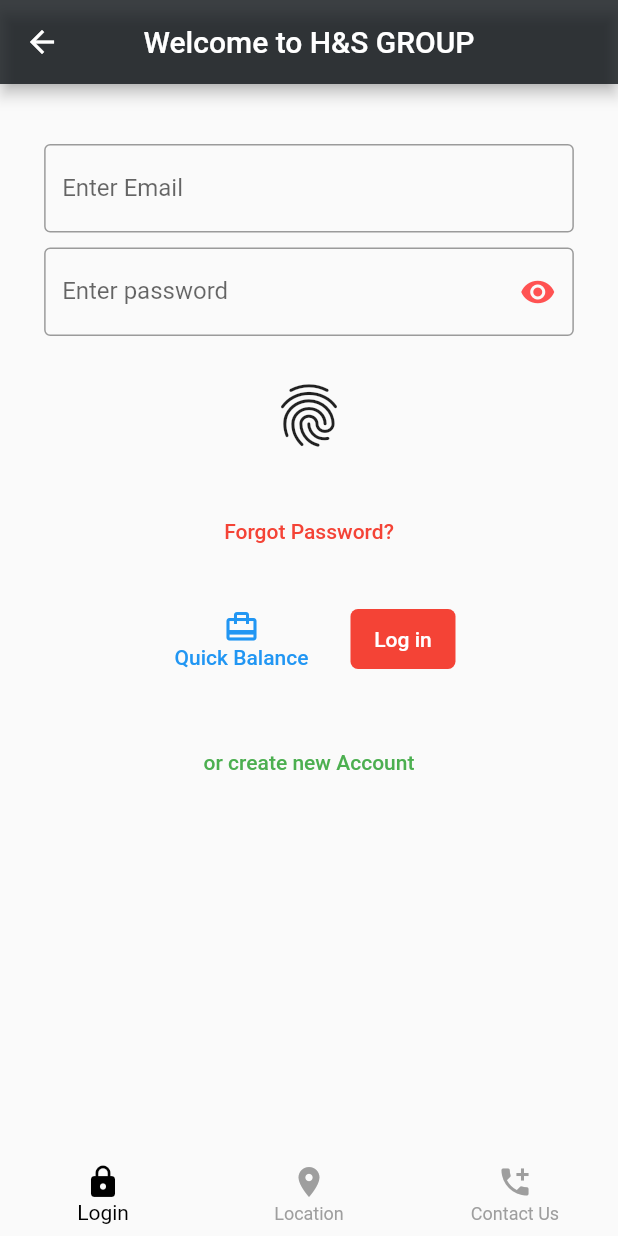
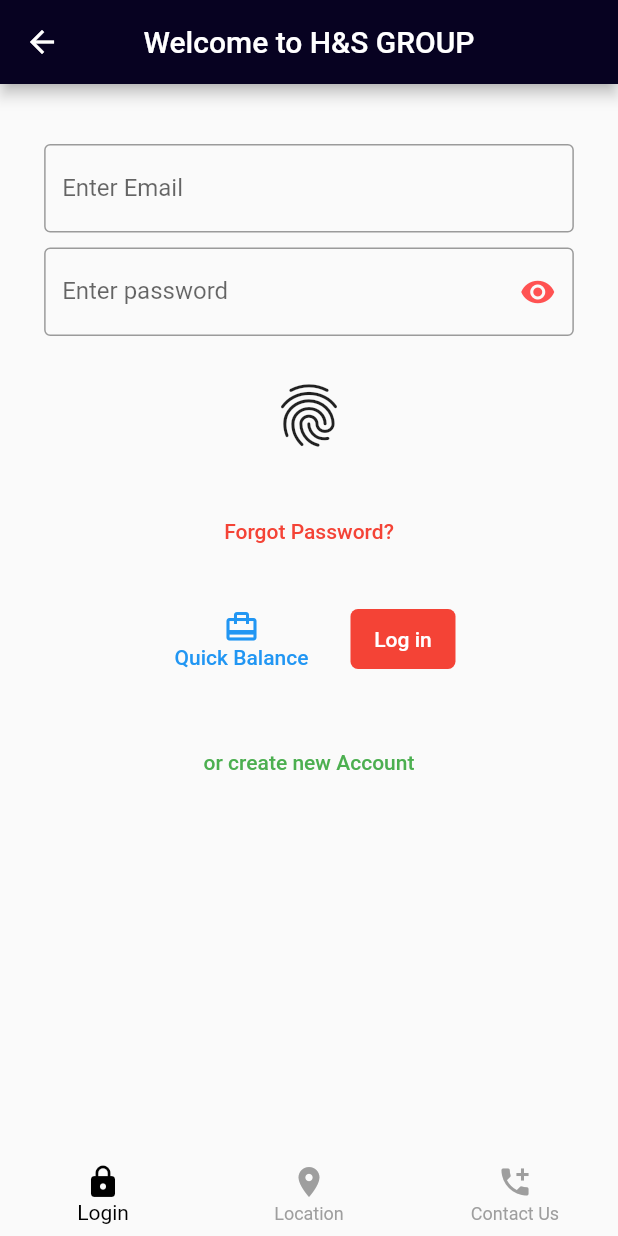
Before and after one commit to Amba-Digital-Marketing/hsapp2, a Flutter app: the HomeWidget screen opened by its route, on a phone screen of 412 x 824 dp. Run offline on Flutter 3.47's test engine with Material 2 defaults, Android fonts, the phone set to English and light mode, and no system bars; our stand-ins replace country_code_picker.

Commit message:
Terms and Conditions Screen Done, External colors file

```diff
--- a/lib/Views/StatefulWidgets/Auth/Login.dart
+++ b/lib/Views/StatefulWidgets/Auth/Login.dart
@@ -1,6 +1,8 @@
 import 'package:flutter/cupertino.dart';
 import 'package:flutter/material.dart';
 import 'package:hsapp2/Views/StatefulWidgets/Others/HomeWidget.dart';
+
+import '../Others/AppColors.dart';
 
 class Login extends StatefulWidget {
   const Login({Key? key, String title = "Login"}) : super(key: key);
@@ -22,7 +24,7 @@ class _LoginState extends State<Login> {
       debugShowCheckedModeBanner: false,
       home: Scaffold(
         appBar: AppBar(
-          backgroundColor: const Color.fromARGB(200, 10, 15, 19),
+          backgroundColor: AppColors.navyBlue,
           title: const Text("Welcome to H&S GROUP"),
           centerTitle: true,
           leading: new IconButton(onPressed: () {
@@ -93,7 +95,7 @@ class _LoginState extends State<Login> {
                                           labelText: "Enter password",
 
                                           suffixIcon: Icon(Icons.remove_red_eye),
-                                          suffixIconColor: Colors.redAccent,
+                                          suffixIconColor: AppColors.redAccent,
 
                                           //Add controller here
                                         ),
@@ -119,7 +121,7 @@ class _LoginState extends State<Login> {
                                       //add On press Listerner
                                     },
                                       child: const Text("Forgot Password?"),
-                                      style: ButtonStyle(foregroundColor: MaterialStateProperty.resolveWith((states) => Colors.red)),
+                                      style: ButtonStyle(foregroundColor: MaterialStateProperty.resolveWith((states) => AppColors.red)),
                                     ),
                                     SizedBox(height: 10,),
 
@@ -147,7 +149,7 @@ class _LoginState extends State<Login> {
                                       child: const Text("Log in"),
                                       style: ButtonStyle(
                                           backgroundColor: MaterialStateProperty.all(Colors.red),
-                                          foregroundColor: MaterialStateProperty.resolveWith((states) => Colors.white),
+                                          foregroundColor: MaterialStateProperty.resolveWith((states) => AppColors.white),
                                           shape: MaterialStateProperty.all(
                                             RoundedRectangleBorder(borderRadius: BorderRadius.circular(5)),
                                           ),
@@ -163,7 +165,7 @@ class _LoginState extends State<Login> {
                                     onPressed: () {
                                       Navigator.pushNamed(context, "/Register");
                                     },
-                                    style: ButtonStyle(foregroundColor: MaterialStateProperty.resolveWith((states) => Colors.green)),
+                                    style: ButtonStyle(foregroundColor: MaterialStateProperty.resolveWith((states) => AppColors.green)),
                                     child: Text("or create new Account")
                                 )
                               ],
--- /dev/null
+++ b/lib/Views/StatefulWidgets/Others/AppColors.dart
@@ -0,0 +1,14 @@
+import 'dart:ui';
+import 'package:flutter/material.dart';
+
+class AppColors {
+  static const Color navyBlue = const Color.fromARGB(255, 7, 2, 33);
+  static const Color blue = Colors.blue;
+  static const Color green = Colors.green;
+  static const Color grey = Colors.grey;
+  static const Color redAccent = Colors.redAccent;
+  static const Color red = Colors.red;
+  static const Color white = Colors.white;
+  static const Color deepPurple = Colors.deepPurple;
+  static const Color greenAccent = Colors.greenAccent;
+}
--- a/lib/Views/StatelessWidgets/SplashScreen.dart
+++ b/lib/Views/StatelessWidgets/SplashScreen.dart
@@ -2,6 +2,8 @@ import 'package:flutter/cupertino.dart';
 import 'dart:async';
 
 import 'package:flutter/material.dart';
+
+import '../StatefulWidgets/Others/AppColors.dart';
 
 
 class SplashScreen extends StatelessWidget {
@@ -21,7 +23,7 @@ class SplashScreen extends StatelessWidget {
     });
 
     return Container(
-      color: Colors.white,
+      color: AppColors.white,
       child: Column(
         crossAxisAlignment: CrossAxisAlignment.center,
         mainAxisAlignment: MainAxisAlignment.center,
--- a/lib/main.dart
+++ b/lib/main.dart
@@ -1,5 +1,6 @@
 import 'package:flutter/material.dart';
 import 'package:hsapp2/Views/StatefulWidgets/Auth/BaseLogin.dart';
+import 'package:hsapp2/Views/StatefulWidgets/Others/AppColors.dart';
 import 'package:hsapp2/Views/StatelessWidgets/SplashScreen.dart';
 import 'Views/StatefulWidgets/Auth/FinishSignUp.dart';
 import 'Views/StatefulWidgets/Auth/Login.dart';
@@ -25,7 +26,7 @@ class MyApp extends StatelessWidget {
       title: 'H&S Application',
       theme: ThemeData(
         primarySwatch: Colors.blue,
-        backgroundColor: Colors.white
+        backgroundColor: AppColors.white
       ),
       home: const SplashScreen(title: 'Splash Screen'),
 
```
Also changed, not shown: lib/Views/StatefulWidgets/Auth/FinishSignUp.dart (+12 -10 lines), lib/Views/StatefulWidgets/Auth/OtpScreen.dart (+9 -7 lines), lib/Views/StatefulWidgets/Auth/Register.dart (+10 -10 lines), lib/Views/StatelessWidgets/TermsAndConditions.dart (+82 -2 lines).
